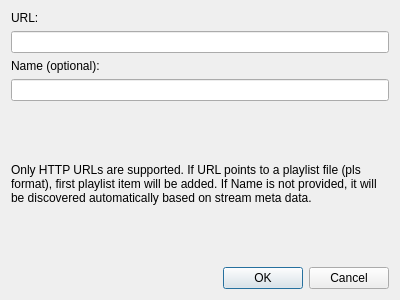
First picture: the form in desktop/src/addurldialog.ui, repository mkiol/Jupii, before the edit.
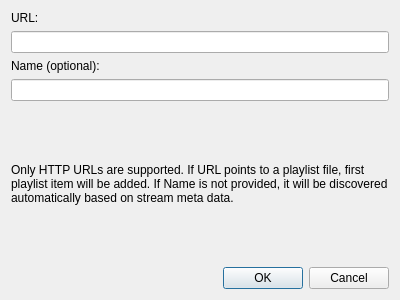
Second picture: the form after the edit.

Commit message: M3U playlist format support

Diff of the .ui file:
```diff
--- a/desktop/src/addurldialog.ui
+++ b/desktop/src/addurldialog.ui
@@ -64,7 +64,7 @@
       <bool>true</bool>
      </property>
      <property name="text">
-      <string>Only HTTP URLs are supported. If URL points to a playlist file (pls format), first playlist item will be added. If Name is not provided, it will be discovered automatically based on stream meta data.</string>
+      <string>Only HTTP URLs are supported. If URL points to a playlist file, first playlist item will be added. If Name is not provided, it will be discovered automatically based on stream meta data.</string>
      </property>
      <property name="wordWrap">
       <bool>true</bool>
```
The commit also changes 6 other files.
